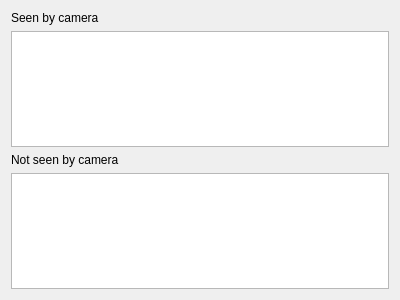
Above: Registration/Resources/UI/AlignmentSideWidget.ui from NousNav/SlicerOpenNav before the change. Below: the same form after it.
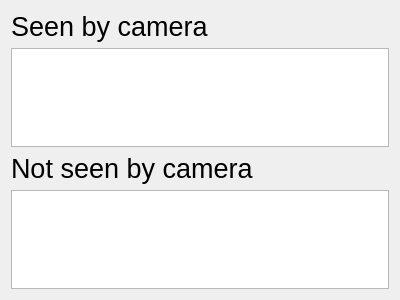
That is the form after the change.

Commit message:
ENH: Increase font size
- Labels and buttons in left-hand side menu
- Info prompt
- Hardware selection dialog
- Header in tab bars
- Buttons in bottom navigation bar

The edit to the form file:
```diff
--- a/Registration/Resources/UI/AlignmentSideWidget.ui
+++ b/Registration/Resources/UI/AlignmentSideWidget.ui
@@ -16,6 +16,11 @@
   <layout class="QVBoxLayout" name="verticalLayout">
    <item>
     <widget class="QLabel" name="label">
+     <property name="font">
+      <font>
+       <pointsize>20</pointsize>
+      </font>
+     </property>
      <property name="text">
       <string>Seen by camera</string>
      </property>
@@ -23,10 +28,8 @@
    </item>
    <item>
     <widget class="QTableWidget" name="SeenTableWidget">
-     <property name="font">
-      <font>
-       <pointsize>30</pointsize>
-      </font>
+     <property name="styleSheet">
+      <string notr="true">font-size: 20pt;color: rgb(0, 170, 0);</string>
      </property>
      <attribute name="horizontalHeaderVisible">
       <bool>false</bool>
@@ -43,6 +46,11 @@
    </item>
    <item>
     <widget class="QLabel" name="label_2">
+     <property name="font">
+      <font>
+       <pointsize>20</pointsize>
+      </font>
+     </property>
      <property name="text">
       <string>Not seen by camera</string>
      </property>
@@ -50,10 +58,8 @@
    </item>
    <item>
     <widget class="QTableWidget" name="UnseenTableWidget">
-     <property name="font">
-      <font>
-       <pointsize>30</pointsize>
-      </font>
+     <property name="styleSheet">
+      <string notr="true">font-size: 20pt; color: rgb(170, 0, 0);</string>
      </property>
      <attribute name="horizontalHeaderVisible">
       <bool>false</bool>
```
The commit also changes 3 other files.
